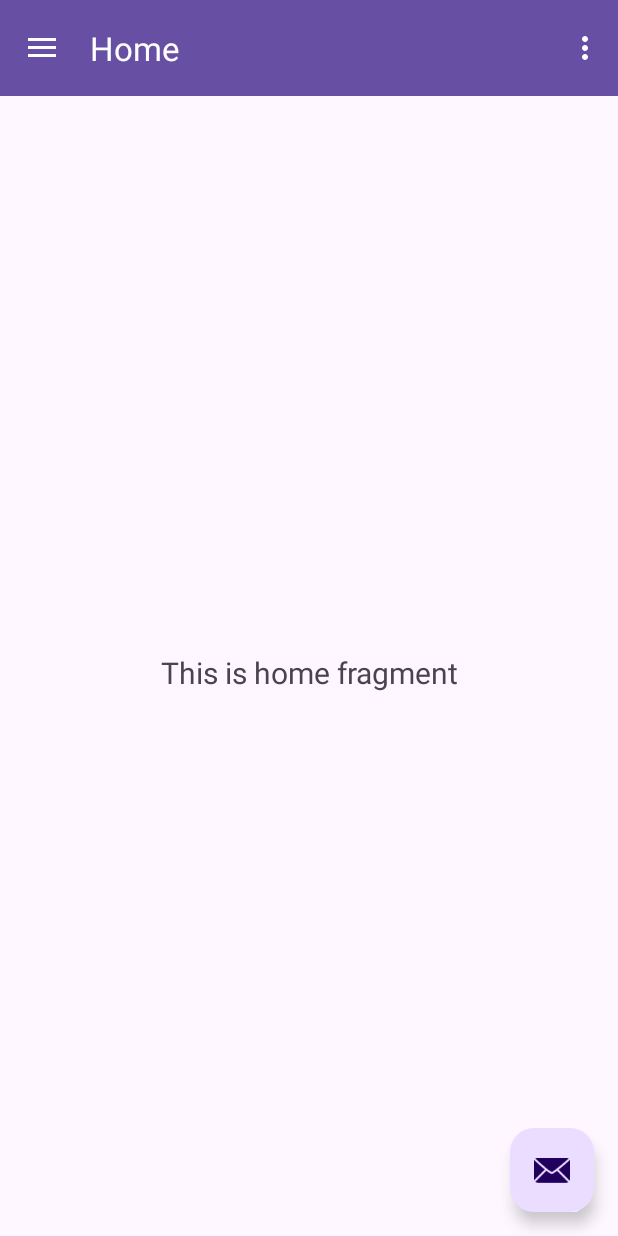
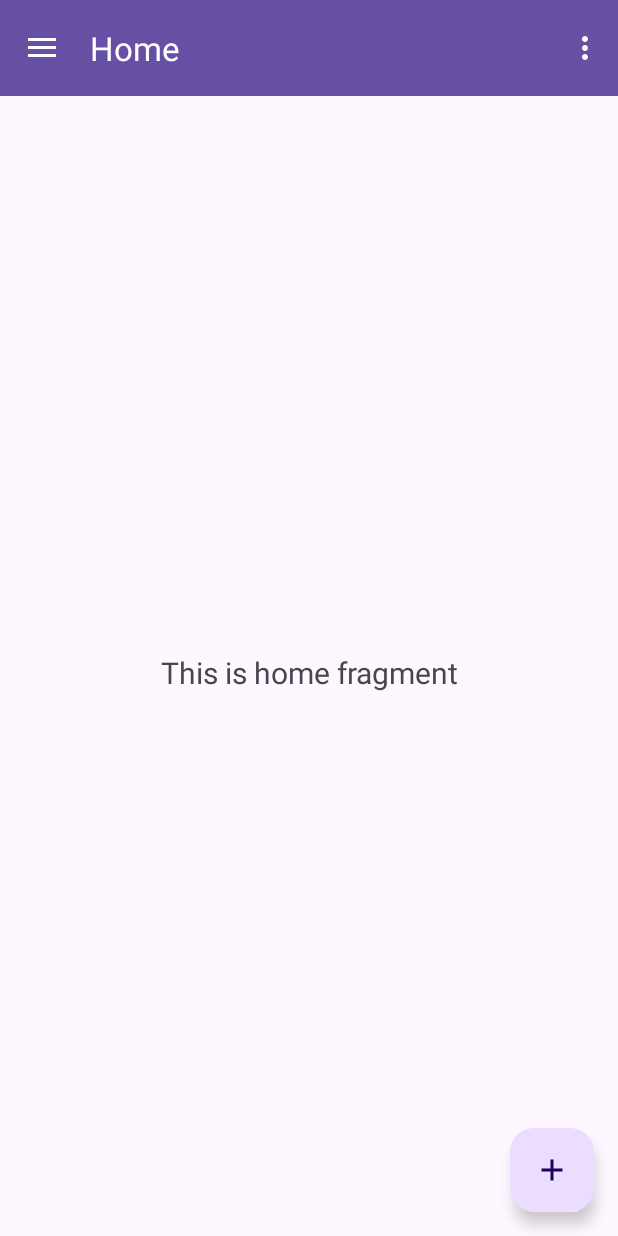
Before and after one commit to lordyhas/ivote-master-project, an Android app built with Jetpack Compose: the MainActivity screen opened directly, with no data from a screen before it, on a phone screen of 412 x 824 dp. Run offline under Robolectric (Android 15) with nearby library versions, the phone set to English and light mode, and no system bars; our stand-ins replace navigation-ui.

Commit message:
version 1.0.0+3

```diff
--- a/app/src/main/res/layout/app_bar_main.xml
+++ b/app/src/main/res/layout/app_bar_main.xml
@@ -29,6 +29,7 @@
         android:layout_gravity="bottom|end"
         android:layout_marginEnd="@dimen/fab_margin"
         android:layout_marginBottom="16dp"
-        app:srcCompat="@android:drawable/ic_dialog_email" />
+        app:srcCompat="@drawable/baseline_add_white_24"
+        android:contentDescription="fab" />
 
 </androidx.coordinatorlayout.widget.CoordinatorLayout>
```
